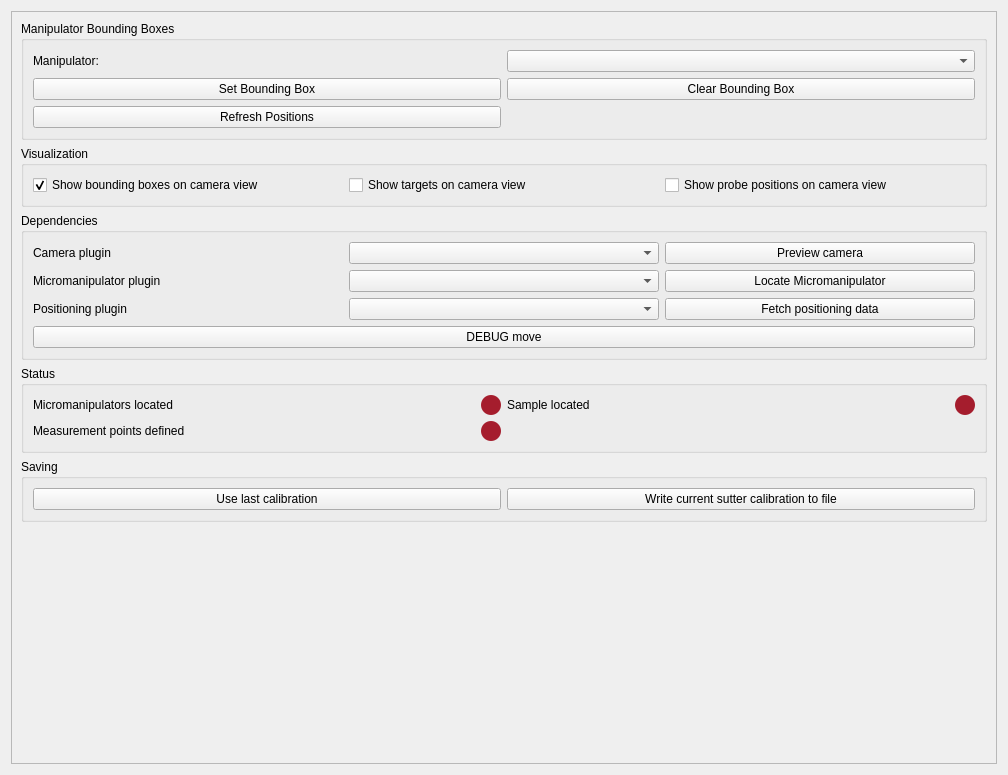
Above: plugins/affineMove/affinemove_Settings.ui from pyIVLS/pyIVLS before the change. Below: the same form after it.
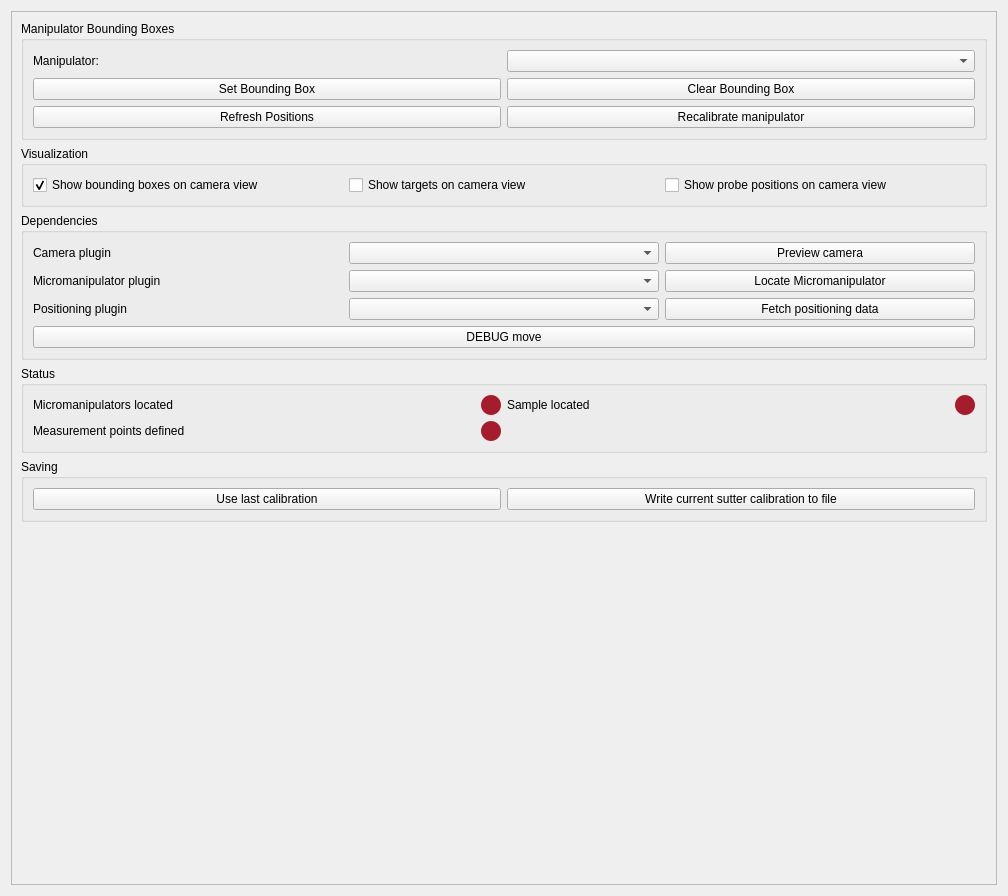
That is the form after the change.

Commit message: added button to calibrate single manipulator

What changed in the file:
```diff
--- a/plugins/affineMove/affinemove_Settings.ui
+++ b/plugins/affineMove/affinemove_Settings.ui
@@ -7,7 +7,7 @@
     <x>0</x>
     <y>0</y>
     <width>1008</width>
-    <height>775</height>
+    <height>896</height>
    </rect>
   </property>
   <property name="sizePolicy">
@@ -31,7 +31,7 @@
         <x>0</x>
         <y>0</y>
         <width>988</width>
-        <height>755</height>
+        <height>876</height>
        </rect>
       </property>
       <layout class="QGridLayout" name="gridLayout_3">
@@ -293,6 +293,13 @@
               </property>
              </widget>
             </item>
+            <item row="1" column="1">
+             <widget class="QPushButton" name="recalibrateManipulatorButton">
+              <property name="text">
+               <string>Recalibrate manipulator</string>
+              </property>
+             </widget>
+            </item>
            </layout>
           </item>
          </layout>
```
